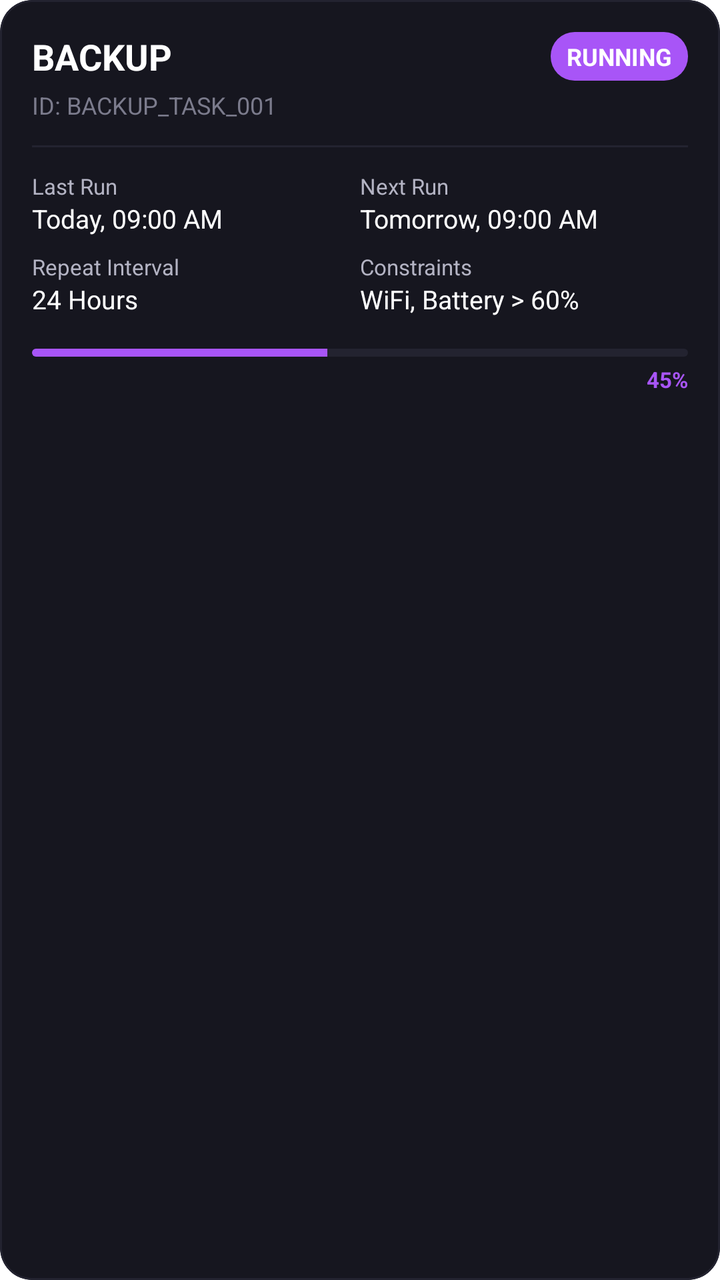
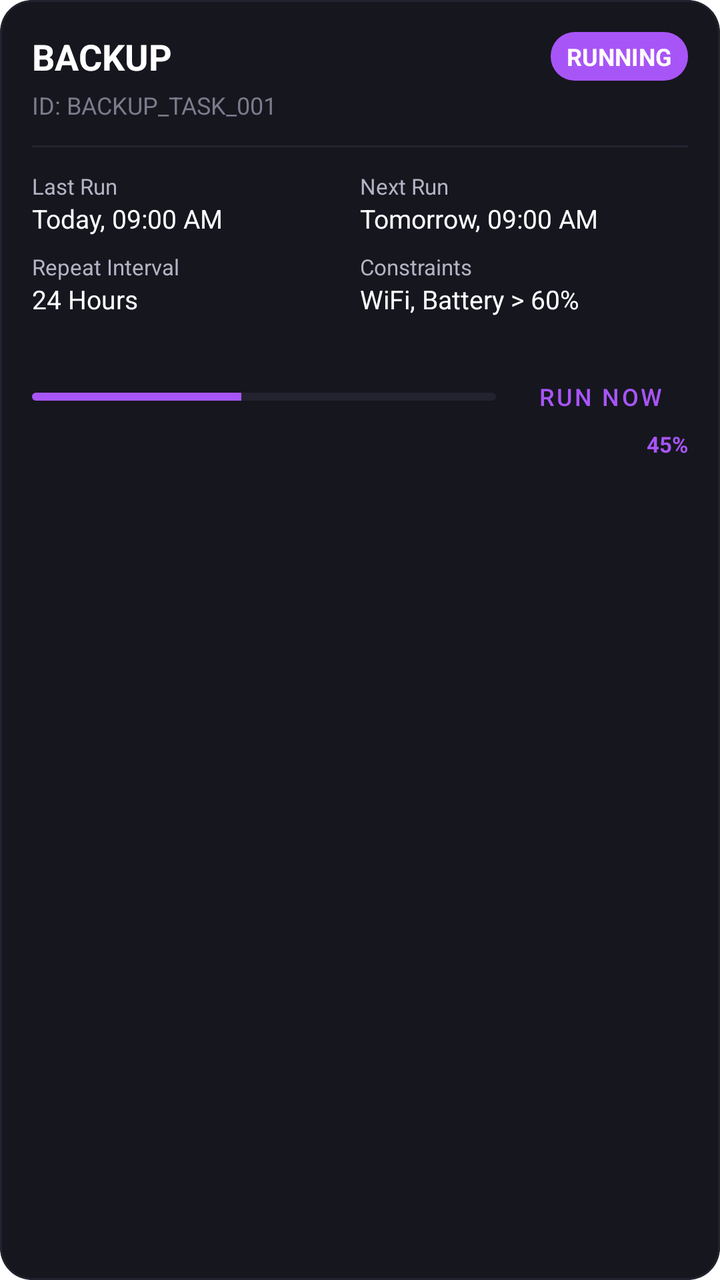

Screens rendered from an Android XML layout before and after an edit, with the pre-edit source and the edit as a unified diff.
<!-- AndroidManifest.xml: application theme Theme.PP -->
<!-- res/layout/item_worker.xml -->
<?xml version="1.0" encoding="utf-8"?>
<com.google.android.material.card.MaterialCardView xmlns:android="http://schemas.android.com/apk/res/android"
    xmlns:app="http://schemas.android.com/apk/res-auto"
    android:layout_width="match_parent"
    android:layout_height="wrap_content"
    android:layout_marginBottom="12dp"
    app:cardBackgroundColor="@color/card_background"
    app:cardCornerRadius="16dp"
    app:cardElevation="0dp"
    app:strokeColor="@color/stroke_color"
    app:strokeWidth="1dp">

    <LinearLayout
        android:layout_width="match_parent"
        android:layout_height="wrap_content"
        android:orientation="vertical"
        android:padding="16dp">

        <LinearLayout
            android:layout_width="match_parent"
            android:layout_height="wrap_content"
            android:orientation="horizontal"
            android:gravity="center_vertical">

            <TextView
                android:id="@+id/tvTaskType"
                android:layout_width="0dp"
                android:layout_height="wrap_content"
                android:layout_weight="1"
                android:text="BACKUP"
                android:textColor="@color/text_primary"
                android:textSize="18sp"
                android:textStyle="bold" />

            <TextView
                android:id="@+id/tvStatus"
                android:layout_width="wrap_content"
                android:layout_height="wrap_content"
                android:paddingHorizontal="8dp"
                android:paddingVertical="4dp"
                android:background="@drawable/bg_status_chip"
                android:text="RUNNING"
                android:textColor="@color/white"
                android:textSize="12sp"
                android:textStyle="bold" />
        </LinearLayout>

        <TextView
            android:id="@+id/tvTaskId"
            android:layout_width="wrap_content"
            android:layout_height="wrap_content"
            android:layout_marginTop="4dp"
            android:text="ID: BACKUP_TASK_001"
            android:textColor="@color/text_muted"
            android:textSize="12sp" />

        <View
            android:layout_width="match_parent"
            android:layout_height="1dp"
            android:layout_marginTop="12dp"
            android:layout_marginBottom="12dp"
            android:background="@color/stroke_color" />

        <GridLayout
            android:layout_width="match_parent"
            android:layout_height="wrap_content"
            android:columnCount="2"
            android:rowCount="2">

            <LinearLayout
                android:layout_width="0dp"
                android:layout_columnWeight="1"
                android:orientation="vertical">
                <TextView
                    android:layout_width="wrap_content"
                    android:layout_height="wrap_content"
                    android:text="Last Run"
                    android:textColor="@color/text_secondary"
                    android:textSize="11sp" />
                <TextView
                    android:id="@+id/tvLastRun"
                    android:layout_width="wrap_content"
                    android:layout_height="wrap_content"
                    android:text="Today, 09:00 AM"
                    android:textColor="@color/text_primary"
                    android:textSize="13sp" />
            </LinearLayout>

            <LinearLayout
                android:layout_width="0dp"
                android:layout_columnWeight="1"
                android:orientation="vertical">
                <TextView
                    android:layout_width="wrap_content"
                    android:layout_height="wrap_content"
                    android:text="Next Run"
                    android:textColor="@color/text_secondary"
                    android:textSize="11sp" />
                <TextView
                    android:id="@+id/tvNextRun"
                    android:layout_width="wrap_content"
                    android:layout_height="wrap_content"
                    android:text="Tomorrow, 09:00 AM"
                    android:textColor="@color/text_primary"
                    android:textSize="13sp" />
            </LinearLayout>

            <LinearLayout
                android:layout_width="0dp"
                android:layout_columnWeight="1"
                android:layout_marginTop="8dp"
                android:orientation="vertical">
                <TextView
                    android:layout_width="wrap_content"
                    android:layout_height="wrap_content"
                    android:text="Repeat Interval"
                    android:textColor="@color/text_secondary"
                    android:textSize="11sp" />
                <TextView
                    android:id="@+id/tvInterval"
                    android:layout_width="wrap_content"
                    android:layout_height="wrap_content"
                    android:text="24 Hours"
                    android:textColor="@color/text_primary"
                    android:textSize="13sp" />
            </LinearLayout>

            <LinearLayout
                android:layout_width="0dp"
                android:layout_columnWeight="1"
                android:layout_marginTop="8dp"
                android:orientation="vertical">
                <TextView
                    android:layout_width="wrap_content"
                    android:layout_height="wrap_content"
                    android:text="Constraints"
                    android:textColor="@color/text_secondary"
                    android:textSize="11sp" />
                <TextView
                    android:id="@+id/tvConstraints"
                    android:layout_width="wrap_content"
                    android:layout_height="wrap_content"
                    android:text="WiFi, Battery > 60%"
                    android:textColor="@color/text_primary"
                    android:textSize="13sp" />
            </LinearLayout>

        </GridLayout>

        <ProgressBar
            android:id="@+id/pbProgress"
            style="@android:style/Widget.ProgressBar.Horizontal"
            android:layout_width="match_parent"
            android:layout_height="4dp"
            android:layout_marginTop="16dp"
            android:progress="45"
            android:progressDrawable="@drawable/bg_progress_horizontal" />

        <TextView
            android:id="@+id/tvProgress"
            android:layout_width="wrap_content"
            android:layout_height="wrap_content"
            android:layout_gravity="end"
            android:layout_marginTop="4dp"
            android:text="45%"
            android:textColor="@color/accent_purple"
            android:textSize="11sp"
            android:textStyle="bold" />

        <LinearLayout
            android:id="@+id/layoutFailure"
            android:layout_width="match_parent"
            android:layout_height="wrap_content"
            android:orientation="vertical"
            android:layout_marginTop="8dp"
            android:visibility="gone">
            <TextView
                android:layout_width="wrap_content"
                android:layout_height="wrap_content"
                android:text="Last Failure Reason"
                android:textColor="@color/accent_pink"
                android:textSize="11sp"
                android:textStyle="bold" />
            <TextView
                android:id="@+id/tvFailureReason"
                android:layout_width="wrap_content"
                android:layout_height="wrap_content"
                android:text="Network unavailable"
                android:textColor="@color/text_secondary"
                android:textSize="12sp" />
        </LinearLayout>

    </LinearLayout>

</com.google.android.material.card.MaterialCardView>
<!-- resources referenced by this layout -->
<resources>
  <color name="accent_pink">#EC4899</color>
  <color name="accent_purple">#A855F7</color>
  <color name="card_background">#16161F</color>
  <color name="stroke_color">#232330</color>
  <color name="text_muted">#7B7B8C</color>
  <color name="text_primary">#FFFFFF</color>
  <color name="text_secondary">#B3B3C3</color>
  <color name="white">#FFFFFFFF</color>
  <!-- drawable bg_progress_horizontal (drawable) -->
  <?xml version="1.0" encoding="utf-8"?>
  <layer-list xmlns:android="http://schemas.android.com/apk/res/android">
      <item android:id="@android:id/background">
          <shape>
              <corners android:radius="2dp" />
              <solid android:color="@color/stroke_color" />
          </shape>
      </item>
      <item android:id="@android:id/progress">
          <clip>
              <shape>
                  <corners android:radius="2dp" />
                  <solid android:color="@color/accent_purple" />
              </shape>
          </clip>
      </item>
  </layer-list>
  <!-- drawable bg_status_chip (drawable) -->
  <?xml version="1.0" encoding="utf-8"?>
  <shape xmlns:android="http://schemas.android.com/apk/res/android">
      <corners android:radius="12dp" />
      <solid android:color="@color/accent_purple" />
  </shape>
  <style name="Theme.PP" parent="Theme.MaterialComponents.DayNight.NoActionBar">
          
          <item name="colorPrimary">@color/accent_purple</item>
          <item name="colorPrimaryVariant">@color/selected_date_bg</item>
          <item name="colorOnPrimary">@color/white</item>
          
          <item name="colorSecondary">@color/accent_pink</item>
          <item name="colorSecondaryVariant">@color/accent_pink</item>
          <item name="colorOnSecondary">@color/black</item>
          
          <item name="android:statusBarColor">@color/background</item>
          
      </style>
  <color name="selected_date_bg">#9333EA</color>
  <color name="black">#FF000000</color>
  <color name="background">#0D0D12</color>
</resources>

<!-- the commit's change to res/layout/item_worker.xml (unified diff, before → after) -->
@@ -147,21 +147,40 @@
 
         </GridLayout>
 
-        <ProgressBar
-            android:id="@+id/pbProgress"
-            style="@android:style/Widget.ProgressBar.Horizontal"
-            android:layout_width="match_parent"
-            android:layout_height="4dp"
-            android:layout_marginTop="16dp"
-            android:progress="45"
-            android:progressDrawable="@drawable/bg_progress_horizontal" />
+        <LinearLayout
+            android:layout_width="match_parent"
+            android:layout_height="wrap_content"
+            android:orientation="horizontal"
+            android:layout_marginTop="16dp">
+
+            <ProgressBar
+                android:id="@+id/pbProgress"
+                style="@android:style/Widget.ProgressBar.Horizontal"
+                android:layout_width="0dp"
+                android:layout_height="4dp"
+                android:layout_weight="1"
+                android:layout_gravity="center_vertical"
+                android:progress="45"
+                android:progressDrawable="@drawable/bg_progress_horizontal" />
+
+            <com.google.android.material.button.MaterialButton
+                android:id="@+id/btnRunNow"
+                style="@style/Widget.MaterialComponents.Button.TextButton"
+                android:layout_width="wrap_content"
+                android:layout_height="wrap_content"
+                android:layout_marginStart="8dp"
+                android:text="Run Now"
+                android:textColor="@color/accent_purple"
+                android:textSize="12sp"
+                app:rippleColor="@color/accent_purple_low_alpha" />
+        </LinearLayout>
 
         <TextView
             android:id="@+id/tvProgress"
             android:layout_width="wrap_content"
             android:layout_height="wrap_content"
             android:layout_gravity="end"
-            android:layout_marginTop="4dp"
+            android:layout_marginTop="-8dp"
             android:text="45%"
             android:textColor="@color/accent_purple"
             android:textSize="11sp"
<!-- resource entries referenced after the edit -->
@@ -2,6 +2,7 @@
 <resources>
   <color name="accent_pink">#EC4899</color>
   <color name="accent_purple">#A855F7</color>
+  <color name="accent_purple_low_alpha">#33A855F7</color>
   <color name="card_background">#16161F</color>
   <color name="stroke_color">#232330</color>
   <color name="text_muted">#7B7B8C</color>
